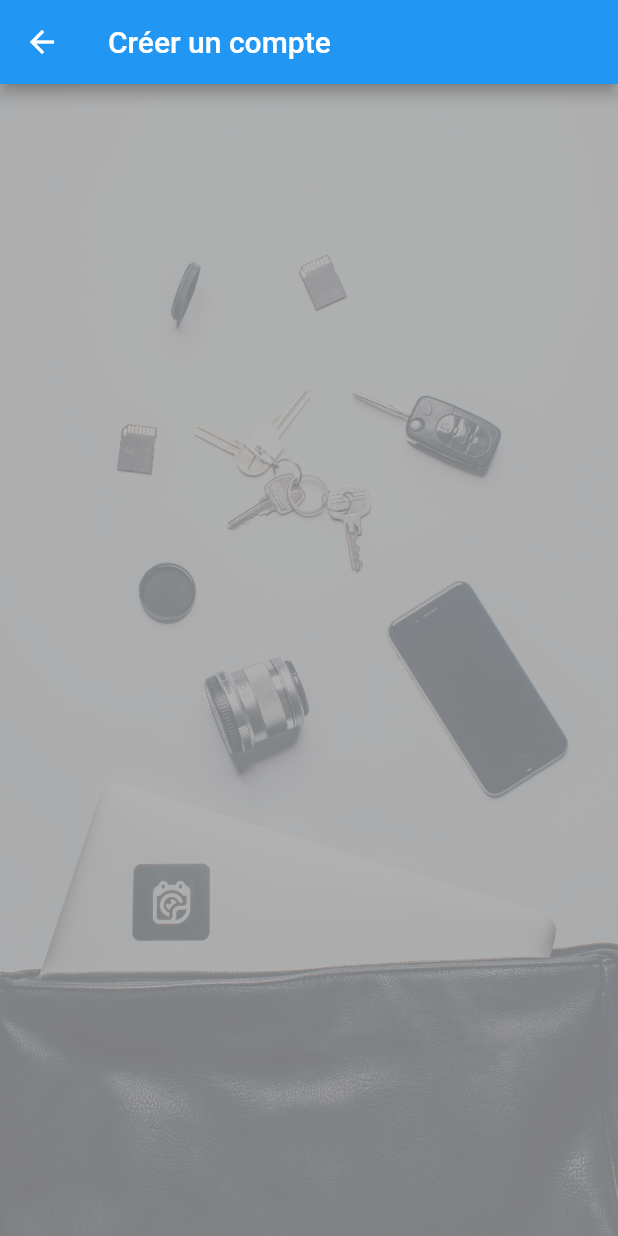
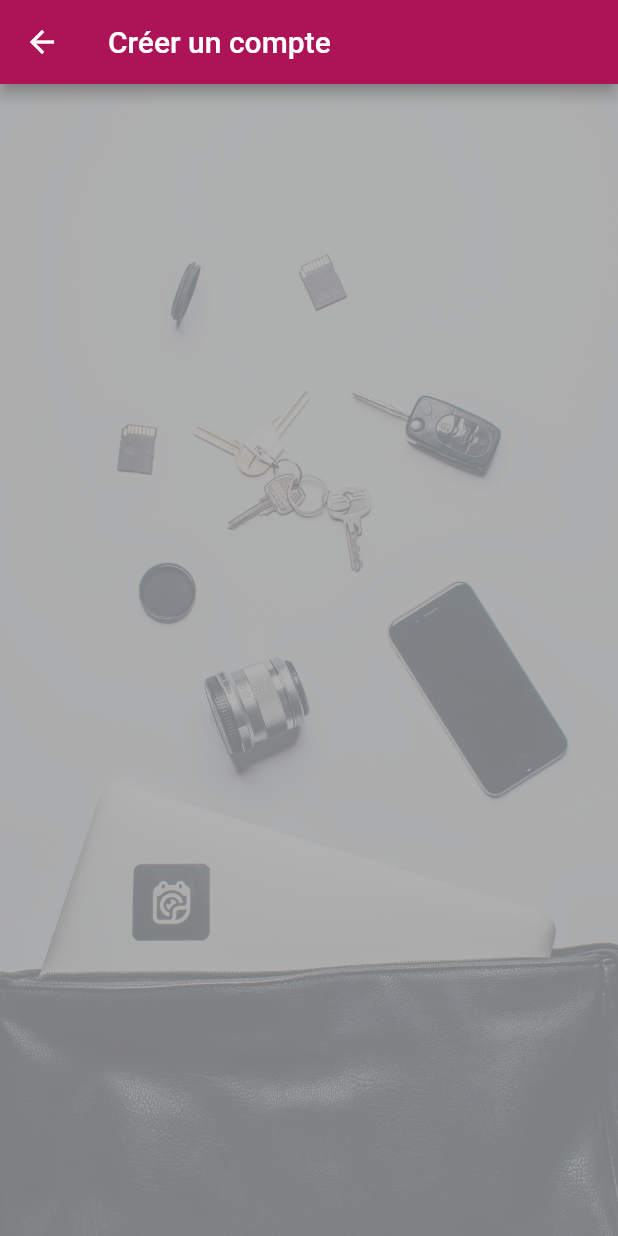
Before and after one commit to Raymond69/Scanner, a Flutter app: the screen it shows after launch, after a tap on "Se connecter", after a tap on "Créer un compte", on a phone screen of 412 x 824 dp. Run offline on Flutter 3.47's test engine with Material 2 defaults, Android fonts, the light colour scheme and no system bars; our stand-ins replace camera, firebase_auth, firebase_storage, google_sign_in; missing offline and left inert: async_loader; accounts and stored records are empty.

Commit message:
changement couleur

```diff
--- a/flutter_test_app/lib/home.dart
+++ b/flutter_test_app/lib/home.dart
@@ -137,7 +137,7 @@ class _HomePageState extends State<HomePage> {
                 builder: (context, constraints) {
                   return new Icon(
                     Icons.camera,
-                    color: Colors.blue,
+                    color: Colors.pink[800],
                     size: constraints.biggest.height,
                   );
                 },
--- a/flutter_test_app/lib/login.dart
+++ b/flutter_test_app/lib/login.dart
@@ -74,7 +74,7 @@ class _LoginPageState extends State<Login> {
     else {
       Scaffold.of(context).showSnackBar(
           new SnackBar(
-            backgroundColor: Colors.blue,
+            backgroundColor: Colors.pink[800],
             content: new Text("Erreur lors de la connection!"),
           )
       );
@@ -121,7 +121,7 @@ class _LoginPageState extends State<Login> {
               mainAxisAlignment: MainAxisAlignment.center,
               children: <Widget>[
                 new Padding(padding: new EdgeInsets.only(top: 30.0)),
-                new Text("SCANNER", style: const TextStyle(fontSize: 50.0, fontFamily: 'Sifonn', color: Colors.blue)),
+                new Text("SCANNER", style: new TextStyle(fontSize: 50.0, fontFamily: 'Sifonn', color: Colors.pink[800])),
                 new Form(
                   key: _formKey,
                   child: new Padding(
@@ -130,16 +130,16 @@ class _LoginPageState extends State<Login> {
                       children: <Widget>[
                         new Padding(padding: new EdgeInsets.only(top: 10.0)),
                         new TextFormField(
-                          style: new TextStyle(fontSize: 20.0, color: Colors.blue),
+                          style: new TextStyle(fontSize: 20.0, color: Colors.pink[800]),
                           decoration: new InputDecoration(
                               icon: new Icon(Icons.email),
                               filled: true,
                               fillColor: Colors.transparent,
                               hintText: "Adresse email",
-                              hintStyle: new TextStyle(fontSize: 20.0, color: Colors.blue),
+                              hintStyle: new TextStyle(fontSize: 20.0, color: Colors.pink[800]),
                               contentPadding: new EdgeInsets.fromLTRB(10.0, 30.0, 10.0, 10.0),
                               border: new OutlineInputBorder(
-                                  borderSide: new BorderSide(width: 1.0, color: Colors.blue),
+                                  borderSide: new BorderSide(width: 1.0, color: Colors.pink[800]),
                                   borderRadius: new BorderRadius.circular(20.0)
                               )
                           ),
@@ -148,16 +148,16 @@ class _LoginPageState extends State<Login> {
                         ),
                         new Padding(padding: new EdgeInsets.only(top: 15.0)),
                         new TextFormField(
-                          style: new TextStyle(fontSize: 20.0, color: Colors.blue),
+                          style: new TextStyle(fontSize: 20.0, color: Colors.pink[800]),
                           decoration: new InputDecoration(
                               icon: new Icon(Icons.lock),
                               filled: true,
                               fillColor: Colors.transparent,
                               hintText: "Mot de passe",
-                              hintStyle: new TextStyle(fontSize: 20.0, color: Colors.blue),
+                              hintStyle: new TextStyle(fontSize: 20.0, color: Colors.pink[800]),
                               contentPadding: new EdgeInsets.fromLTRB(10.0, 30.0, 10.0, 10.0),
                               border: new OutlineInputBorder(
-                                  borderSide: new BorderSide(width: 1.0, color: Colors.blue),
+                                  borderSide: new BorderSide(width: 1.0, color: Colors.pink[800]),
                                   borderRadius: new BorderRadius.circular(20.0)
                               )
                           ),
@@ -168,7 +168,7 @@ class _LoginPageState extends State<Login> {
                         new MaterialButton(
                           height: 40.0,
                           minWidth: 200.0,
-                          color: Colors.blue,
+                          color: Colors.pink[800],
                           onPressed: () {
                             _submitLogin()
                                 .then((FirebaseUser user) => _runLogin(context, user))
@@ -194,7 +194,7 @@ class _LoginPageState extends State<Login> {
                         new MaterialButton(
                           height: 40.0,
                           minWidth: 200.0,
-                          color: Colors.blue,
+                          color: Colors.pink[800],
                           onPressed: () => Navigator.pushNamed(context, "/signup"),
                           child: new Text(
                               'Créer un compte',
@@ -206,7 +206,7 @@ class _LoginPageState extends State<Login> {
                           onPressed: () => Navigator.pushNamed(context, "/password"),
                           child: new Text(
                               "mot de passe oublié ?",
-                              style: const TextStyle(color: Colors.blue)
+                              style: new TextStyle(color: Colors.pink[800])
                           ),
                         ),
                         new Padding(padding: new EdgeInsets.only(top: 30.0)),
--- a/flutter_test_app/lib/password.dart
+++ b/flutter_test_app/lib/password.dart
@@ -22,7 +22,7 @@ class _PasswordPageState extends State<PasswordPage> {
   Widget build(BuildContext context) {
     return new Scaffold(
         appBar: new AppBar(
-          backgroundColor: Colors.blue,
+          backgroundColor: Colors.pink[800],
           title: new Text(
             "Mot de passe oublié",
             style: const TextStyle(color: Colors.white),
--- a/flutter_test_app/lib/signup.dart
+++ b/flutter_test_app/lib/signup.dart
@@ -24,7 +24,7 @@ class _SignUpPageState extends State<SignUpPage> {
   Widget build(BuildContext context) {
     return new Scaffold(
       appBar: new AppBar(
-        backgroundColor: Colors.blue,
+        backgroundColor: Colors.pink[800],
         title: new Text(
             "Créer un compte",
             style: const TextStyle(color: Colors.white),
```
Also changed, not shown: flutter_test_app/lib/results.dart (+20 -20 lines).
